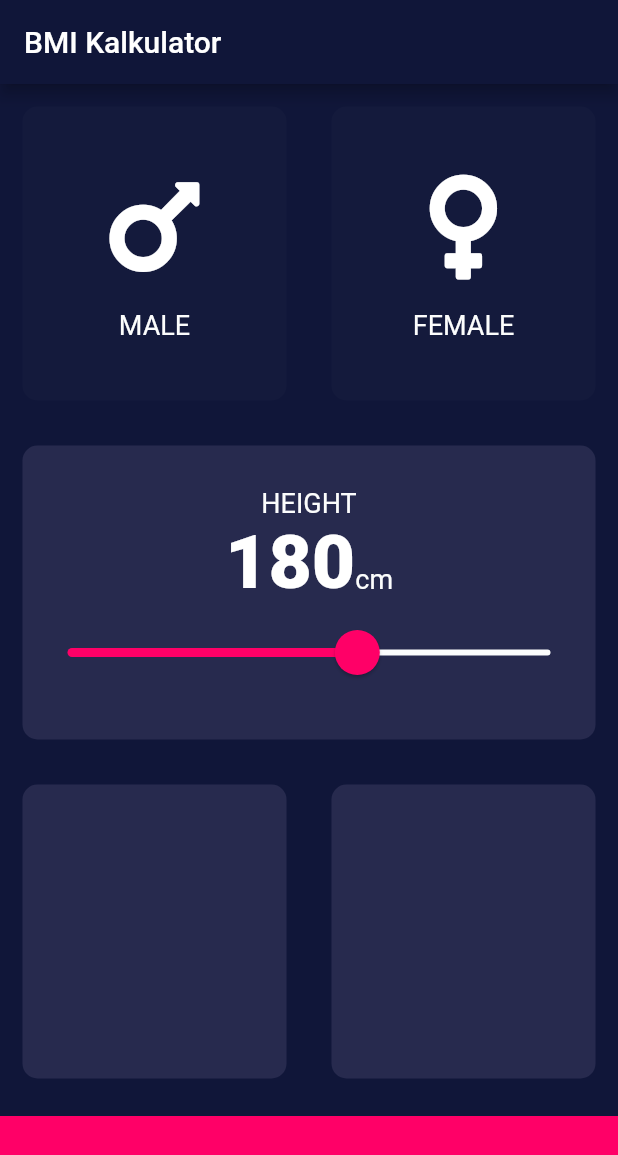
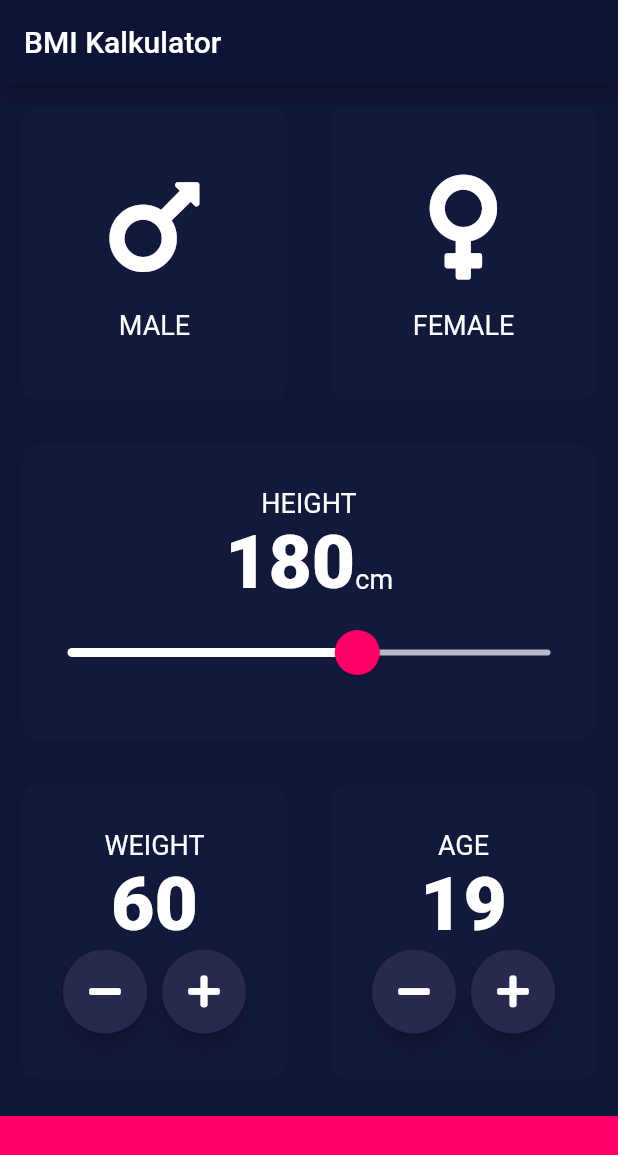
Before and after one commit to adamprabowo/kalkulator_bmi, a Flutter app: the screen it shows after launch, on a phone screen of 412 x 824 dp. Shown: the top 1155 px of the screen. Run offline on Flutter 3.47's test engine with Material 2 defaults, Android fonts, the phone set to English and light mode, and no system bars; our stand-ins replace font_awesome_flutter.

```diff
--- a/lib/constants.dart
+++ b/lib/constants.dart
@@ -2,7 +2,7 @@ import 'package:flutter/material.dart';
 
 const kBottomContainerHeight = 80.0;
 const kActiveCardColor = Color(0xFF272A4E);
-const kInactiveCardColor = Color(0xFF141A3C);
+const kInactiveCardColor = Color(0xFF13193B);
 const kBottomContainColor = Color(0xFFFF0067);
 
 const kLabelTextStyle = TextStyle(
@@ -10,7 +10,7 @@ const kLabelTextStyle = TextStyle(
   color: Color(0xFFFCFDFD),
 );
 
-const kLabelHightTextStyle = TextStyle(
+const kNumberTextStyle = TextStyle(
   fontSize: 50.0,
   fontWeight: FontWeight.w900,
 );
--- a/lib/input_page.dart
+++ b/lib/input_page.dart
@@ -18,6 +18,8 @@ class InputPage extends StatefulWidget {
 class _InputPageState extends State<InputPage> {
   Gender selectedGender;
   int height = 180;
+  int weight = 60;
+  int age = 19;
 
   @override
   Widget build(BuildContext context) {
@@ -64,7 +66,7 @@ class _InputPageState extends State<InputPage> {
           ),
           Expanded(
             child: ReusableCard(
-              colour: kActiveCardColor,
+              colour: kInactiveCardColor,
               cardChild: Column(
                 mainAxisAlignment: MainAxisAlignment.center,
                 children: <Widget>[
@@ -79,7 +81,7 @@ class _InputPageState extends State<InputPage> {
                     children: <Widget>[
                       Text(
                         height.toString(),
-                        style: kLabelHightTextStyle,
+                        style: kNumberTextStyle,
                       ),
                       Text(
                         'cm',
@@ -89,7 +91,7 @@ class _InputPageState extends State<InputPage> {
                   ),
                   SliderTheme(
                     data: SliderTheme.of(context).copyWith(
-                      inactiveTrackColor: Color(0xFFFCFDFD),
+                      inactiveTrackColor: Color(0xFFB6B8C9),
                       activeTrackColor: Colors.white,
                       thumbColor: Color(0xFFFF0067),
                       overlayColor: Color(0x29FF0067),
@@ -107,8 +109,6 @@ class _InputPageState extends State<InputPage> {
                       },
                       min: 120,
                       max: 220,
-                      activeColor: Color(0xFFFF0067),
-                      inactiveColor: Color(0xFFFCFDFD),
                     ),
                   ),
                 ],
@@ -120,12 +120,80 @@ class _InputPageState extends State<InputPage> {
               children: <Widget>[
                 Expanded(
                   child: ReusableCard(
-                    colour: kActiveCardColor,
+                    colour: kInactiveCardColor,
+                    cardChild: Column(
+                      mainAxisAlignment: MainAxisAlignment.center,
+                      children: <Widget>[
+                        Text(
+                          'WEIGHT',
+                          style: kLabelTextStyle,
+                        ),
+                        Text(
+                          weight.toString(),
+                          style: kNumberTextStyle,
+                        ),
+                        Row(
+                          mainAxisAlignment: MainAxisAlignment.center,
+                          children: <Widget>[
+                            RoundIconButton(
+                              icon: FontAwesomeIcons.minus,
+                              onPressed: () {
+                                setState(() {
+                                  weight--;
+                                });
+                              },
+                            ),
+                            SizedBox(
+                              width: 10.0,
+                            ),
+                            RoundIconButton(
+                              icon: FontAwesomeIcons.plus,
+                              onPressed: () {
+                                setState(() {
+                                  weight++;
+                                });
+                              },
+                            ),
+                          ],
+                        ),
+                      ],
+                    ),
                   ),
                 ),
                 Expanded(
                   child: ReusableCard(
-                    colour: kActiveCardColor,
+                    colour: kInactiveCardColor,
+                    cardChild: Column(
+                      mainAxisAlignment: MainAxisAlignment.center,
+                      children: <Widget>[
+                        Text('AGE', style: kLabelTextStyle,),
+                        Text(age.toString(), style: kNumberTextStyle,),
+                        Row(
+                          mainAxisAlignment: MainAxisAlignment.center,
+                          children: <Widget>[
+                            RoundIconButton(
+                              icon: FontAwesomeIcons.minus,
+                              onPressed: () {
+                                setState(() {
+                                  age--;
+                                });
+                              },
+                            ),
+                            SizedBox(
+                              width: 10.0,
+                            ),
+                            RoundIconButton(
+                              icon: FontAwesomeIcons.plus,
+                              onPressed: () {
+                                setState(() {
+                                  age++;
+                                });
+                              },
+                            ),
+                          ],
+                        ),
+                      ],
+                    ),
                   ),
                 ),
               ],
@@ -142,3 +210,25 @@ class _InputPageState extends State<InputPage> {
     );
   }
 }
+
+class RoundIconButton extends StatelessWidget {
+  RoundIconButton({@required this.icon, @required this.onPressed});
+
+  final IconData icon;
+  final Function onPressed;
+
+  @override
+  Widget build(BuildContext context) {
+    return RawMaterialButton(
+      child: Icon(icon),
+      onPressed: onPressed,
+      elevation: 6.0,
+      constraints: BoxConstraints.tightFor(
+        width: 56.0,
+        height: 56.0,
+      ),
+      shape: CircleBorder(),
+      fillColor: Color(0xFF272A4E),
+    );
+  }
+}
--- a/lib/main.dart
+++ b/lib/main.dart
@@ -8,7 +8,7 @@ class BMICalculator extends StatelessWidget {
   Widget build(BuildContext context) {
     return MaterialApp(
       theme: ThemeData.dark().copyWith(
-        primaryColor: Color(0xFF101639),
+        primaryColor: Color(0xFF0E1436),
         scaffoldBackgroundColor: Color(0xFF101639),
       ),
       home: InputPage(),
```
